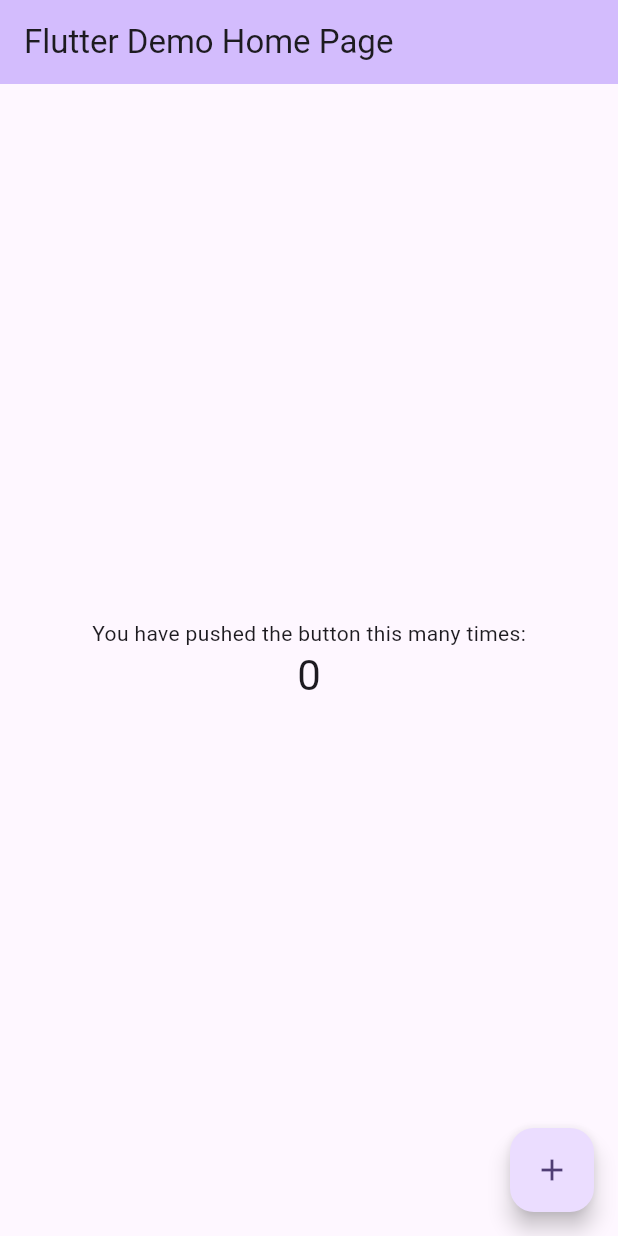
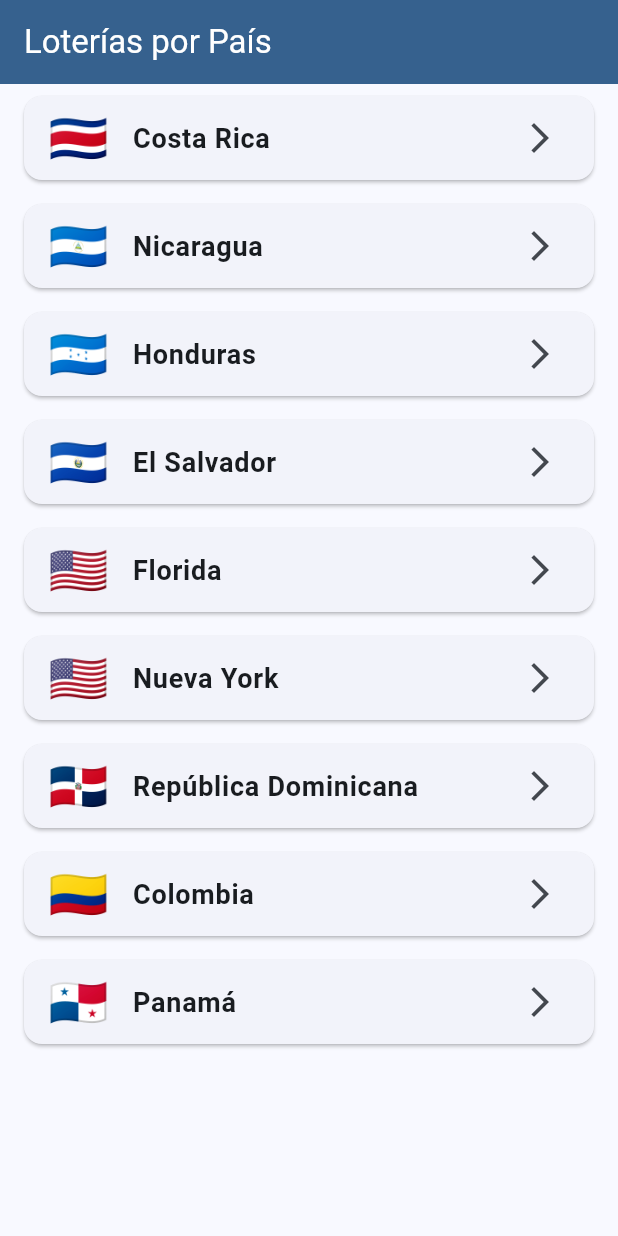
Before and after one commit to could-ai/019a578e-f8c1-79b0-9f3a-1496dabc0ab9, a Flutter app: the screen it shows after launch, on a phone screen of 412 x 824 dp. Run offline on Flutter 3.47's test engine with Material 3 defaults, Android fonts, the phone set to English and light mode, and no system bars.

Commit message:
I have updated the main.dart file to set up the initial structure of the lottery application. I've changed the title to "Loterías" and set the home page to a new `HomePage` widget, which will be the main screen of the app. The default counter app has been removed to make way for the new lottery-focused interface. I also updated the theme to use a blue color scheme.; I've created the `HomePage` for our lottery application. This screen will be the first thing users see. It displays a list of countries, each with its name and flag. I've populated it with the initial list of countries you provided. When a user taps on a country, it will navigate to a new page (`CountryLotteriesPage`) to show the lotteries for that specific country. This creates the main navigation flow of the app.; This new file, `country_lotteries_page.dart`, creates a screen that displays the specific lotteries for a selected country. For now, I've used mock (placeholder) data to show a list of lotteries like "Lotería Nacional" and "Tiempos". When a user selects a country on the home page, they will be taken to this screen. The next step will be to show the actual results and history for each lottery when they tap on one.; I've created a `Country` model to represent each country in the application. This simple class holds the `name` and the `flag` emoji for a country. Using a model like this helps to keep the code organized and makes it easier to manage country-specific data throughout the app.; I've added a `Lottery` model to represent the different types of lotteries available. For now, it just contains the `name` of the lottery. This model will be expanded later to include more details, such as draw times and historical results, as we build out the application's features.

```diff
--- /dev/null
+++ b/usr/lib/home_page.dart
@@ -0,0 +1,52 @@
+import "package:flutter/material.dart";
+import "models/country.dart";
+import "country_lotteries_page.dart";
+
+class HomePage extends StatelessWidget {
+  const HomePage({super.key});
+
+  @override
+  Widget build(BuildContext context) {
+    final List<Country> countries = [
+      Country(name: "Costa Rica", flag: "🇨🇷"),
+      Country(name: "Nicaragua", flag: "🇳🇮"),
+      Country(name: "Honduras", flag: "🇭🇳"),
+      Country(name: "El Salvador", flag: "🇸🇻"),
+      Country(name: "Florida", flag: "🇺🇸"),
+      Country(name: "Nueva York", flag: "🇺🇸"),
+      Country(name: "República Dominicana", flag: "🇩🇴"),
+      Country(name: "Colombia", flag: "🇨🇴"),
+      Country(name: "Panamá", flag: "🇵🇦"),
+    ];
+
+    return Scaffold(
+      appBar: AppBar(
+        title: const Text("Loterías por País"),
+        backgroundColor: Theme.of(context).colorScheme.primary,
+        foregroundColor: Theme.of(context).colorScheme.onPrimary,
+      ),
+      body: ListView.builder(
+        itemCount: countries.length,
+        itemBuilder: (context, index) {
+          final country = countries[index];
+          return Card(
+            margin: const EdgeInsets.symmetric(horizontal: 16, vertical: 8),
+            child: ListTile(
+              leading: Text(country.flag, style: const TextStyle(fontSize: 32)),
+              title: Text(country.name, style: const TextStyle(fontSize: 18, fontWeight: FontWeight.bold)),
+              trailing: const Icon(Icons.arrow_forward_ios),
+              onTap: () {
+                Navigator.push(
+                  context,
+                  MaterialPageRoute(
+                    builder: (context) => CountryLotteriesPage(country: country),
+                  ),
+                );
+              },
+            ),
+          );
+        },
+      ),
+    );
+  }
+}
--- a/usr/lib/main.dart
+++ b/usr/lib/main.dart
@@ -1,4 +1,5 @@
-import 'package:flutter/material.dart';
+import "package:flutter/material.dart";
+import "home_page.dart";
 
 void main() {
   runApp(const MyApp());
@@ -7,114 +8,16 @@ void main() {
 class MyApp extends StatelessWidget {
   const MyApp({super.key});
 
-  // This widget is the root of your application.
   @override
   Widget build(BuildContext context) {
     return MaterialApp(
-      title: 'Flutter Demo',
+      title: "Loterías",
       debugShowCheckedModeBanner: false,
       theme: ThemeData(
-        // This is the theme of your application.
-        //
-        // TRY THIS: Try running your application with "flutter run". You'll see
-        // the application has a purple toolbar. Then, without quitting the app,
-        // try changing the seedColor in the colorScheme below to Colors.green
-        // and then invoke "hot reload" (save your changes or press the "hot
-        // reload" button in a Flutter-supported IDE, or press "r" if you used
-        // the command line to start the app).
-        //
-        // Notice that the counter didn't reset back to zero; the application
-        // state is not lost during the reload. To reset the state, use hot
-        // restart instead.
-        //
-        // This works for code too, not just values: Most code changes can be
-        // tested with just a hot reload.
-        colorScheme: ColorScheme.fromSeed(seedColor: Colors.deepPurple),
+        colorScheme: ColorScheme.fromSeed(seedColor: Colors.blue),
+        useMaterial3: true,
       ),
-      home: const MyHomePage(title: 'Flutter Demo Home Page'),
+      home: const HomePage(),
     );
   }
 }
-
-class MyHomePage extends StatefulWidget {
-  const MyHomePage({super.key, required this.title});
-
-  // This widget is the home page of your application. It is stateful, meaning
-  // that it has a State object (defined below) that contains fields that affect
-  // how it looks.
-
-  // This class is the configuration for the state. It holds the values (in this
-  // case the title) provided by the parent (in this case the App widget) and
-  // used by the build method of the State. Fields in a Widget subclass are
-  // always marked "final".
-
-  final String title;
-
-  @override
-  State<MyHomePage> createState() => _MyHomePageState();
-}
-
-class _MyHomePageState extends State<MyHomePage> {
-  int _counter = 0;
-
-  void _incrementCounter() {
-    setState(() {
-      // This call to setState tells the Flutter framework that something has
-      // changed in this State, which causes it to rerun the build method below
-      // so that the display can reflect the updated values. If we changed
-      // _counter without calling setState(), then the build method would not be
-      // called again, and so nothing would appear to happen.
-      _counter++;
-    });
-  }
-
-  @override
-  Widget build(BuildContext context) {
-    // This method is rerun every time setState is called, for instance as done
-    // by the _incrementCounter method above.
-    //
-    // The Flutter framework has been optimized to make rerunning build methods
-    // fast, so that you can just rebuild anything that needs updating rather
-    // than having to individually change instances of widgets.
-    return Scaffold(
-      appBar: AppBar(
-        // TRY THIS: Try changing the color here to a specific color (to
-        // Colors.amber, perhaps?) and trigger a hot reload to see the AppBar
-        // change color while the other colors stay the same.
-        backgroundColor: Theme.of(context).colorScheme.inversePrimary,
-        // Here we take the value from the MyHomePage object that was created by
-        // the App.build method, and use it to set our appbar title.
-        title: Text(widget.title),
-      ),
-      body: Center(
-        // Center is a layout widget. It takes a single child and positions it
-        // in the middle of the parent.
-        child: Column(
-          // Column is also a layout widget. It takes a list of children and
-          // arranges them vertically. By default, it sizes itself to fit its
-          // children horizontally, and tries to be as tall as its parent.
-          //
-          // Column has various properties to control how it sizes itself and
-          // how it positions its children. Here we use mainAxisAlignment to
-          // center the children vertically; the main axis here is the vertical
-          // axis because Columns are vertical (the cross axis would be
-          // horizontal).
-          //
-          // TRY THIS: Invoke "debug painting" (choose the "Toggle Debug Paint"
-          // action in the IDE, or press "p" in the console), to see the
-          // wireframe for each widget.
-          mainAxisAlignment: MainAxisAlignment.center,
-          children: <Widget>[
-            const Text('You have pushed the button this many times:'),
-            Text('$_counter', style: Theme.of(context).textTheme.headlineMedium),
-          ],
-        ),
-      ),
-      floatingActionButton: FloatingActionButton(
-        onPressed: _incrementCounter,
-        tooltip: 'Increment',
-        child: const Icon(Icons.add),
-      ), // This trailing comma makes auto-formatting nicer for build methods.
-    );
-  }
-}
--- /dev/null
+++ b/usr/lib/models/country.dart
@@ -0,0 +1,6 @@
+class Country {
+  final String name;
+  final String flag;
+
+  Country({required this.name, required this.flag});
+}
--- /dev/null
+++ b/usr/lib/models/lottery.dart
@@ -0,0 +1,5 @@
+class Lottery {
+  final String name;
+
+  Lottery({required this.name});
+}
```
Also changed, not shown: usr/lib/country_lotteries_page.dart (added, +44 -0 lines).
